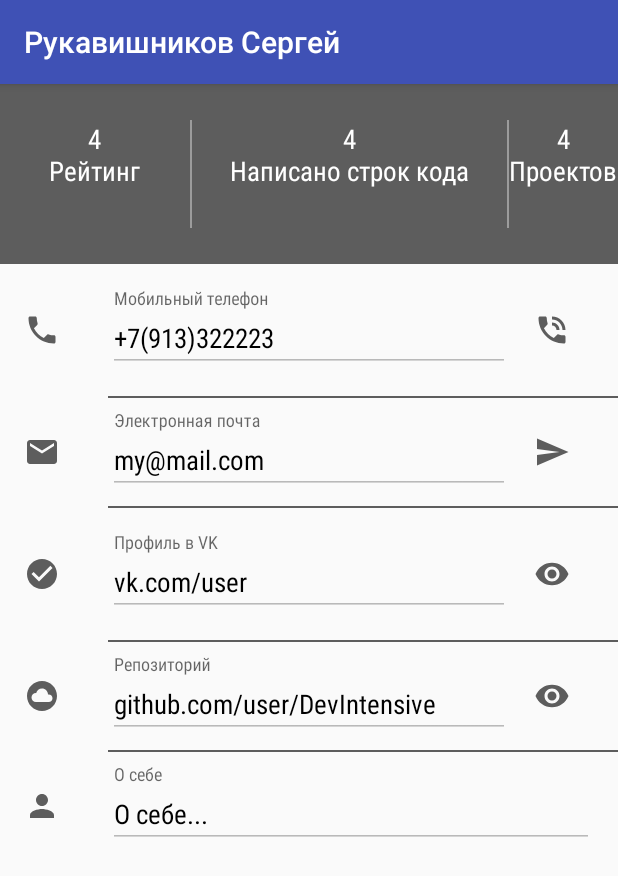
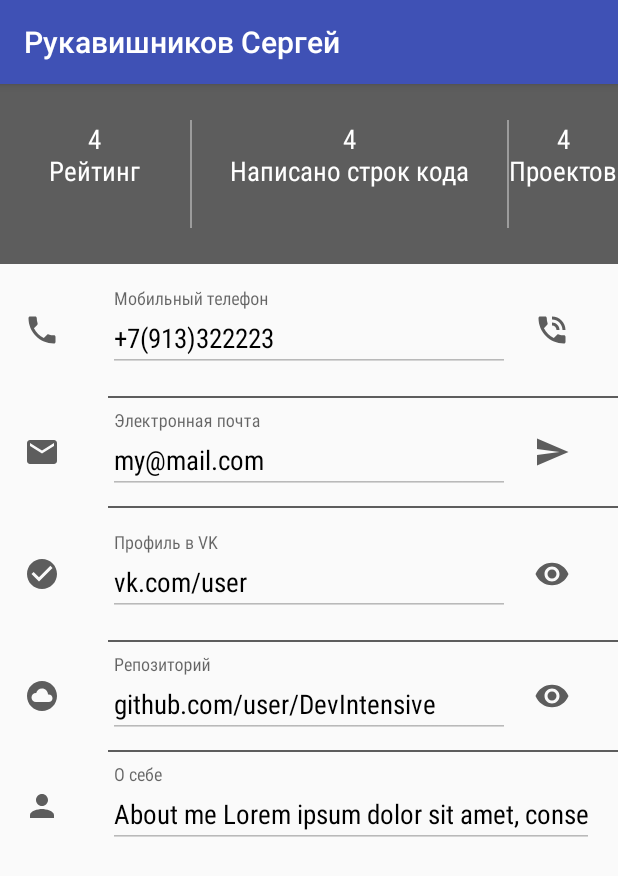
Before and after one commit to rukavishnikov-sv/DevIntensive, an Android app: the screen it shows after launch (MainActivity), on a phone screen of 412 x 824 dp. Shown: the top 876 px of the screen. Run offline under Robolectric (Android 15) with nearby library versions, the phone set to English and light mode, and no system bars.

```diff
--- a/app/src/main/res/layout/activity_main.xml
+++ b/app/src/main/res/layout/activity_main.xml
@@ -1,15 +1,17 @@
 <?xml version="1.0" encoding="utf-8"?>
 <android.support.v4.widget.NestedScrollView
-    xmlns:android="http://schemas.android.com/apk/res/android"
-    xmlns:tools="http://schemas.android.com/tools"
-    android:layout_width="match_parent"
-    android:layout_height="match_parent">
+xmlns:android="http://schemas.android.com/apk/res/android"
+xmlns:tools="http://schemas.android.com/tools"
+android:layout_width="match_parent"
+android:layout_height="match_parent">
+
 <LinearLayout xmlns:android="http://schemas.android.com/apk/res/android"
               xmlns:tools="http://schemas.android.com/tools"
               android:layout_width="match_parent"
               android:layout_height="match_parent"
               android:orientation="vertical"
               tools:context=".ui.activities.MainActivity">
+
     <LinearLayout
         android:layout_width="match_parent"
         android:layout_height="wrap_content"
@@ -190,7 +192,7 @@
                     android:focusable="false"
                     android:enabled="false"
                     android:hint="Профиль в VK"/>
-            </android.support.design.widget.TextInputLayout>                 />
+            </android.support.design.widget.TextInputLayout>
         </LinearLayout>
         <ImageView
             style="@style/icon.right"
@@ -279,12 +281,13 @@
                     android:layout_height="wrap_content"
                     android:fontFamily="sans-serif-condensed"
                     android:inputType="text"
-                    android:text="О себе... "
+                    android:text="@string/aboutMe"
                     android:textColor="@color/black"
                     android:textColorHint="@color/gray"
                     android:focusable="false"
                     android:enabled="false"
-                    android:hint="О себе"/>
+                    android:hint="@string/about"
+                    />
             </android.support.design.widget.TextInputLayout>
         </LinearLayout>
 
--- a/app/src/main/res/values/strings.xml
+++ b/app/src/main/res/values/strings.xml
@@ -1,3 +1,27 @@
 <resources>
     <string name="app_name">Рукавишников Сергей</string>
+    <string name="about">О себе</string>
+    <string name="aboutMe">
+        About me
+
+        Lorem ipsum dolor sit amet, consectetur
+
+        adipisici elit, sed eiusmod tempor
+
+        incidunt ut labore et dolore magna aliqua. Ut
+
+        enim ad minim veniam, quis nostrud\r\n
+
+        exercitation ullamco laboris nisi ut aliquid ex
+
+        ea commodi consequat. Quis aute iure reprehenderit
+
+        in voluptate velit esse cillum dolore\r\n
+        eu fugiat nulla pariatur. Excepteur sint obcaecat
+
+        cupiditat non proident, sunt in culpa qui officia
+
+        deserunt mollit anim id est laborum.
+
+    </string>
 </resources>
```
